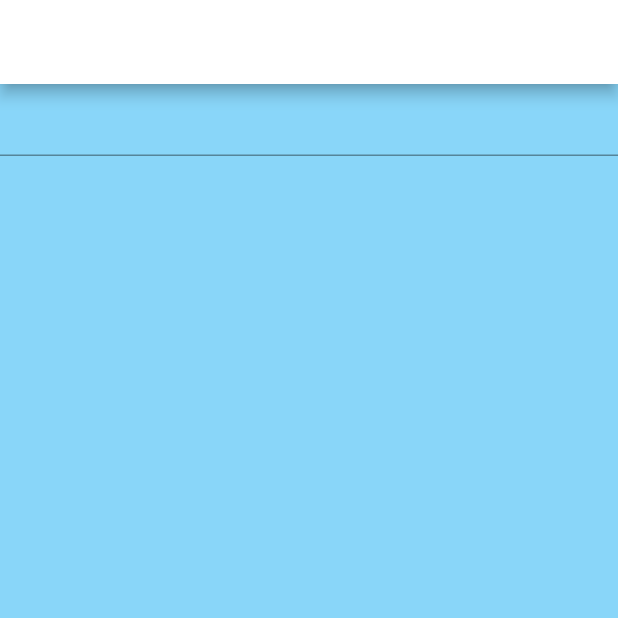
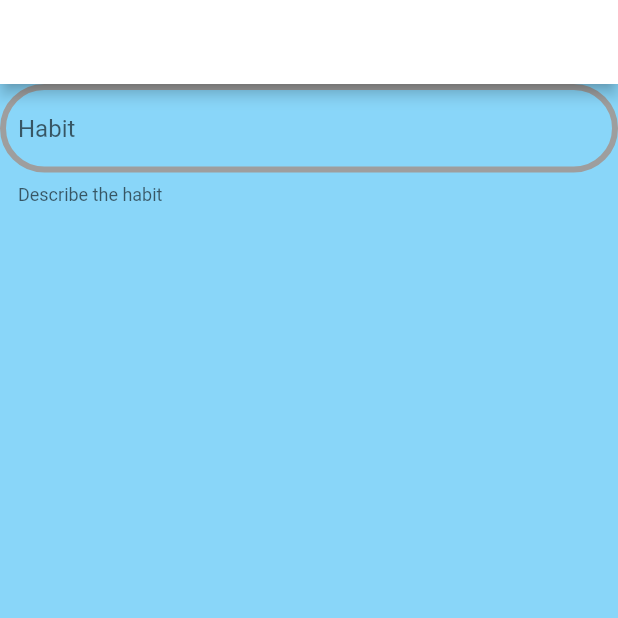
Before and after one commit to tlholo-kvs/habit_tracker_threadbare_version, a Flutter app: the screen it shows after launch, on a phone screen of 412 x 824 dp, the top half of it. Run offline on Flutter 3.47's test engine with Material 2 defaults, Android fonts, the phone set to English and light mode, and no system bars.

Commit message:
feat(setup): Created Custom TextField

```diff
--- a/lib/pages/home_page.dart
+++ b/lib/pages/home_page.dart
@@ -1,4 +1,6 @@
 import 'package:flutter/material.dart';
+
+import '../widgets/CustomTextFieldDesign.dart';
 
 class HomePage extends StatefulWidget {
   const HomePage({super.key});
@@ -34,9 +36,7 @@ class _HomePageState extends State<HomePage> {
       ),
       body: Column(
         children: [
-          TextField(
-            controller: habitTextController,
-          ),
+          CustomTextFieldDesign(controllerToUse: habitTextController, textFieldHint: 'Habit', textFieldLabelText: 'Describe the habit',),
         ],
       ),
     );
--- /dev/null
+++ b/lib/widgets/CustomTextFieldDesign.dart
@@ -0,0 +1,39 @@
+import 'package:flutter/material.dart';
+
+class CustomTextFieldDesign extends StatefulWidget {
+
+  final TextEditingController controllerToUse;
+  final String textFieldHint;
+  final String textFieldLabelText;
+  const CustomTextFieldDesign({
+    super.key,
+    required this.controllerToUse,
+    required this.textFieldHint,
+    required this.textFieldLabelText,
+  });
+
+  @override
+  State<CustomTextFieldDesign> createState() => _CustomTextFieldDesignState();
+}
+
+class _CustomTextFieldDesignState extends State<CustomTextFieldDesign> {
+  @override
+  Widget build(BuildContext context) {
+    return TextField(
+      decoration: InputDecoration(
+        border: InputBorder.none,
+        enabledBorder: OutlineInputBorder(
+          borderSide: const BorderSide(width: 4, color: Colors.grey,),
+          borderRadius: BorderRadius.circular(50.0),
+        ),
+          focusedBorder: OutlineInputBorder(
+          borderSide: const BorderSide(width: 4, color: Colors.white,),
+          borderRadius: BorderRadius.circular(50.0),
+        ),
+        hintText: widget.textFieldHint,
+        helperText: widget.textFieldLabelText,
+      ),
+      controller: widget.controllerToUse,
+    );
+  }
+}
```
